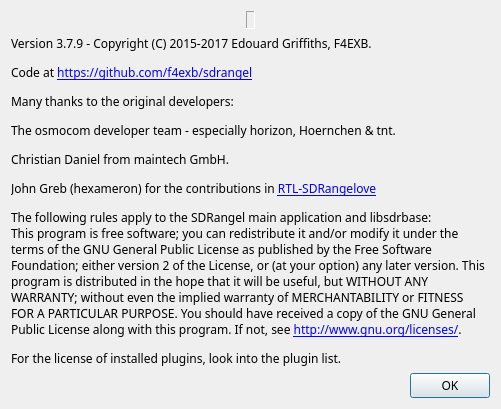
Old version of the form sdrgui/gui/aboutdialog.ui in the repository f4exb/sdrangel.
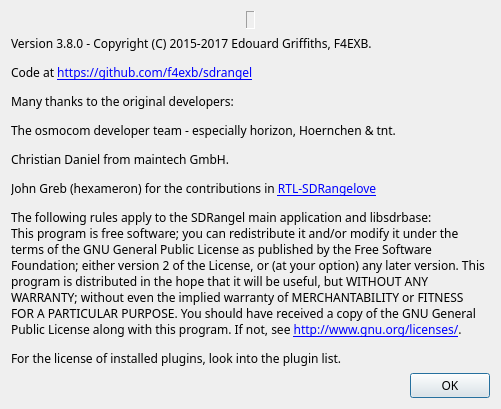
New version of the form. Icons and pictures are not drawn.

Diff of the .ui file:
```diff
--- a/sdrgui/gui/aboutdialog.ui
+++ b/sdrgui/gui/aboutdialog.ui
@@ -84,7 +84,7 @@
    <item>
     <widget class="QLabel" name="label_2">
      <property name="text">
-      <string>&lt;html&gt;&lt;head/&gt;&lt;body&gt;&lt;p&gt;Version 3.7.9 - Copyright (C) 2015-2017 Edouard Griffiths, F4EXB. &lt;/p&gt;&lt;p&gt;Code at &lt;a href=&quot;https://github.com/f4exb/sdrangel&quot;&gt;&lt;span style=&quot; text-decoration: underline; color:#0000ff;&quot;&gt;https://github.com/f4exb/sdrangel&lt;/span&gt;&lt;/a&gt;&lt;/p&gt;&lt;p&gt;Many thanks to the original developers:&lt;/p&gt;&lt;p&gt;The osmocom developer team - especially horizon, Hoernchen &amp;amp; tnt.&lt;/p&gt;&lt;p&gt;Christian Daniel from maintech GmbH.&lt;/p&gt;&lt;p&gt;John Greb (hexameron) for the contributions in &lt;a href=&quot;https://github.com/hexameron/rtl-sdrangelove&quot;&gt;&lt;span style=&quot; text-decoration: underline; color:#0000ff;&quot;&gt;RTL-SDRangelove&lt;/span&gt;&lt;/a&gt;&lt;/p&gt;&lt;p&gt;The following rules apply to the SDRangel main application and libsdrbase:&lt;br/&gt;This program is free software; you can redistribute it and/or modify it under the terms of the GNU General Public License as published by the Free Software Foundation; either version 2 of the License, or (at your option) any later version. This program is distributed in the hope that it will be useful, but WITHOUT ANY WARRANTY; without even the implied warranty of MERCHANTABILITY or FITNESS FOR A PARTICULAR PURPOSE. You should have received a copy of the GNU General Public License along with this program. If not, see &lt;a href=&quot;http://www.gnu.org/licenses/&quot;&gt;&lt;span style=&quot; text-decoration: underline; color:#0000ff;&quot;&gt;http://www.gnu.org/licenses/&lt;/span&gt;&lt;/a&gt;.&lt;/p&gt;&lt;p&gt;For the license of installed plugins, look into the plugin list.&lt;/p&gt;&lt;/body&gt;&lt;/html&gt;</string>
+      <string>&lt;html&gt;&lt;head/&gt;&lt;body&gt;&lt;p&gt;Version 3.8.0 - Copyright (C) 2015-2017 Edouard Griffiths, F4EXB. &lt;/p&gt;&lt;p&gt;Code at &lt;a href=&quot;https://github.com/f4exb/sdrangel&quot;&gt;&lt;span style=&quot; text-decoration: underline; color:#0000ff;&quot;&gt;https://github.com/f4exb/sdrangel&lt;/span&gt;&lt;/a&gt;&lt;/p&gt;&lt;p&gt;Many thanks to the original developers:&lt;/p&gt;&lt;p&gt;The osmocom developer team - especially horizon, Hoernchen &amp;amp; tnt.&lt;/p&gt;&lt;p&gt;Christian Daniel from maintech GmbH.&lt;/p&gt;&lt;p&gt;John Greb (hexameron) for the contributions in &lt;a href=&quot;https://github.com/hexameron/rtl-sdrangelove&quot;&gt;&lt;span style=&quot; text-decoration: underline; color:#0000ff;&quot;&gt;RTL-SDRangelove&lt;/span&gt;&lt;/a&gt;&lt;/p&gt;&lt;p&gt;The following rules apply to the SDRangel main application and libsdrbase:&lt;br/&gt;This program is free software; you can redistribute it and/or modify it under the terms of the GNU General Public License as published by the Free Software Foundation; either version 2 of the License, or (at your option) any later version. This program is distributed in the hope that it will be useful, but WITHOUT ANY WARRANTY; without even the implied warranty of MERCHANTABILITY or FITNESS FOR A PARTICULAR PURPOSE. You should have received a copy of the GNU General Public License along with this program. If not, see &lt;a href=&quot;http://www.gnu.org/licenses/&quot;&gt;&lt;span style=&quot; text-decoration: underline; color:#0000ff;&quot;&gt;http://www.gnu.org/licenses/&lt;/span&gt;&lt;/a&gt;.&lt;/p&gt;&lt;p&gt;For the license of installed plugins, look into the plugin list.&lt;/p&gt;&lt;/body&gt;&lt;/html&gt;</string>
      </property>
      <property name="wordWrap">
       <bool>true</bool>
```
